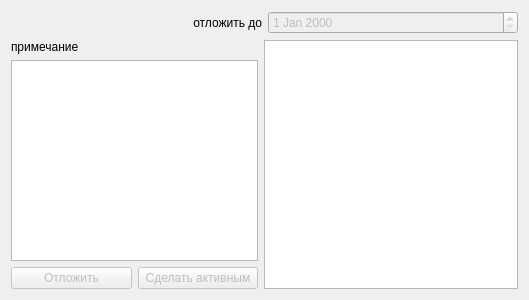
The window that src/dialogs/dialogasideup.ui (Arox/makler) describes before a commit, drawn with Qt 5.
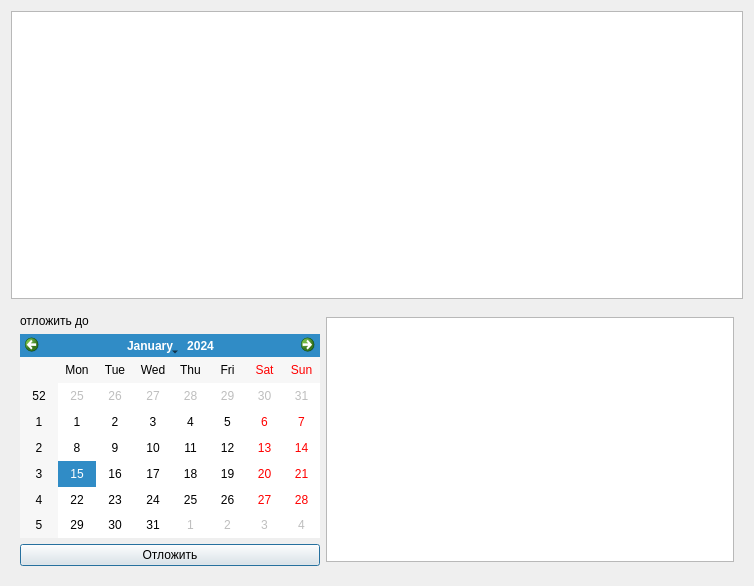
The same window after the commit.

What changed in the file:
```diff
--- a/src/dialogs/dialogasideup.ui
+++ b/src/dialogs/dialogasideup.ui
@@ -6,93 +6,80 @@
    <rect>
     <x>0</x>
     <y>0</y>
-    <width>529</width>
-    <height>300</height>
+    <width>754</width>
+    <height>586</height>
    </rect>
   </property>
   <property name="windowTitle">
    <string>Напоминания</string>
   </property>
-  <layout class="QGridLayout" name="gridLayout">
-   <item row="1" column="0">
-    <layout class="QHBoxLayout" name="horizontalLayout_2">
+  <layout class="QVBoxLayout" name="verticalLayout_2">
      <item>
-      <layout class="QVBoxLayout" name="verticalLayout">
-       <item>
-        <widget class="QLabel" name="label_2">
-         <property name="text">
-          <string>примечание</string>
-         </property>
+    <widget class="QTableView" name="mpAsides">
+     <attribute name="horizontalHeaderStretchLastSection">
+      <bool>true</bool>
+     </attribute>
         </widget>
        </item>
        <item>
-        <widget class="QListWidget" name="mpListAsides">
+    <widget class="QWidget" name="mpAsideDescription" native="true">
          <property name="maximumSize">
           <size>
-           <width>250</width>
-           <height>16777215</height>
-          </size>
-         </property>
-         <property name="selectionBehavior">
-          <enum>QAbstractItemView::SelectItems</enum>
-         </property>
-        </widget>
-       </item>
-       <item>
-        <layout class="QHBoxLayout" name="horizontalLayout_3">
-         <item>
-          <widget class="QPushButton" name="mpButtonAside">
-           <property name="enabled">
-            <bool>false</bool>
-           </property>
-           <property name="text">
-            <string>Отложить</string>
-           </property>
-          </widget>
-         </item>
-         <item>
-          <widget class="QPushButton" name="mpButtonUp">
-           <property name="enabled">
-            <bool>false</bool>
-           </property>
-           <property name="text">
-            <string>Сделать активным</string>
-           </property>
-          </widget>
-         </item>
-        </layout>
-       </item>
-      </layout>
-     </item>
-     <item>
-      <widget class="QPlainTextEdit" name="mpEditor">
-       <property name="acceptDrops">
-        <bool>false</bool>
-       </property>
-      </widget>
-     </item>
-    </layout>
-   </item>
-   <item row="0" column="0">
+       <width>16777215</width>
+       <height>270</height>
+      </size>
+     </property>
     <layout class="QHBoxLayout" name="horizontalLayout">
      <item>
+       <layout class="QVBoxLayout" name="verticalLayout">
+        <item>
       <widget class="QLabel" name="label">
        <property name="text">
         <string>отложить до</string>
        </property>
        <property name="alignment">
-        <set>Qt::AlignRight|Qt::AlignTrailing|Qt::AlignVCenter</set>
+           <set>Qt::AlignLeading|Qt::AlignLeft|Qt::AlignVCenter</set>
        </property>
       </widget>
      </item>
      <item>
-      <widget class="QDateEdit" name="mpDate">
-       <property name="enabled">
+         <widget class="QCalendarWidget" name="mpCalendar">
+          <property name="maximumSize">
+           <size>
+            <width>300</width>
+            <height>220</height>
+           </size>
+          </property>
+         </widget>
+        </item>
+        <item>
+         <widget class="QPushButton" name="mpAside">
+          <property name="text">
+           <string>Отложить</string>
+          </property>
+         </widget>
+        </item>
+       </layout>
+      </item>
+      <item>
+       <widget class="QPlainTextEdit" name="mpEditor">
+        <property name="maximumSize">
+         <size>
+          <width>16777215</width>
+          <height>245</height>
+         </size>
+        </property>
+        <property name="acceptDrops">
         <bool>false</bool>
        </property>
       </widget>
      </item>
     </layout>
+     <zorder></zorder>
+     <zorder>mpEditor</zorder>
+     <zorder>mpEditor</zorder>
+     <zorder></zorder>
+    </widget>
    </item>
   </layout>
  </widget>
```
Lines whose indentation alone changed are shown as unchanged.
